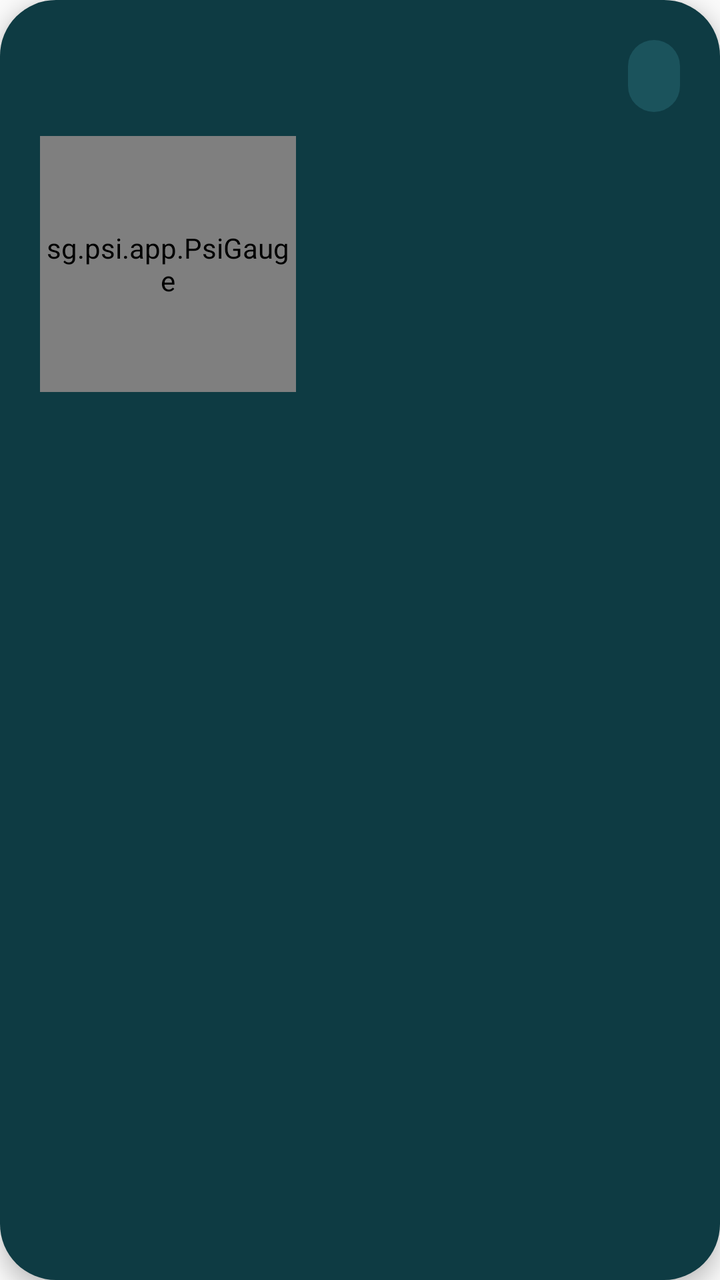
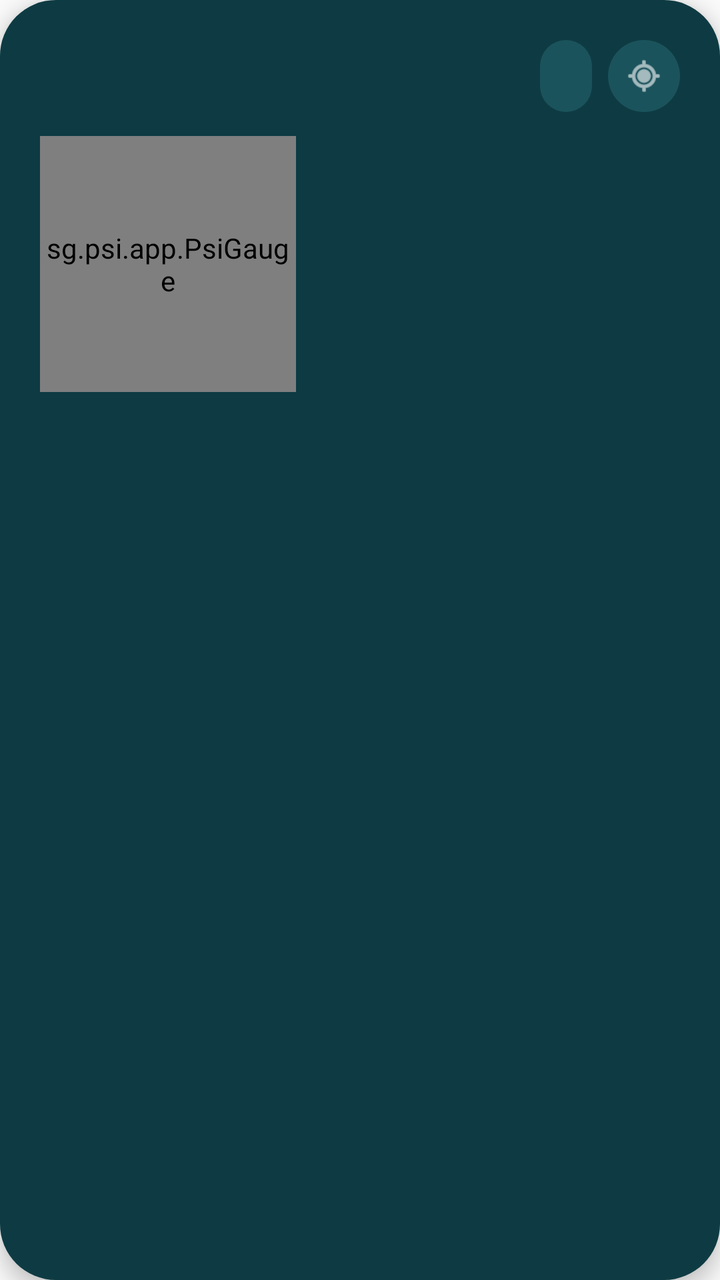

Screens rendered from an Android XML layout before and after an edit, with the pre-edit source and the edit as a unified diff.
<!-- AndroidManifest.xml: application theme android:Theme.Material.Light.NoActionBar -->
<!-- res/layout/psi_card.xml -->
<?xml version="1.0" encoding="utf-8"?>
<LinearLayout xmlns:android="http://schemas.android.com/apk/res/android"
    android:layout_width="match_parent"
    android:layout_height="wrap_content"
    android:layout_marginBottom="16dp"
    android:background="@drawable/card_bg"
    android:elevation="6dp"
    android:orientation="vertical"
    android:padding="20dp">

    <LinearLayout
        android:id="@+id/header"
        android:layout_width="match_parent"
        android:layout_height="wrap_content"
        android:gravity="center_vertical"
        android:orientation="horizontal">

        <TextView
            android:id="@+id/emoji"
            android:layout_width="wrap_content"
            android:layout_height="wrap_content"
            android:textSize="22sp" />

        <TextView
            android:id="@+id/title"
            android:layout_width="0dp"
            android:layout_height="wrap_content"
            android:layout_marginStart="8dp"
            android:layout_weight="1"
            android:fontFamily="sans-serif-medium"
            android:textColor="#FFFFFF"
            android:textSize="19sp" />

        <TextView
            android:id="@+id/region"
            android:layout_width="wrap_content"
            android:layout_height="wrap_content"
            android:background="@drawable/chip_bg"
            android:fontFamily="sans-serif-medium"
            android:minHeight="36dp"
            android:gravity="center"
            android:paddingStart="14dp"
            android:paddingEnd="12dp"
            android:textColor="#FFFFFF"
            android:textSize="14sp" />
    </LinearLayout>

    <LinearLayout
        android:id="@+id/body"
        android:layout_width="match_parent"
        android:layout_height="wrap_content"
        android:layout_marginTop="12dp"
        android:gravity="center_vertical"
        android:orientation="horizontal">

        <sg.psi.app.PsiGauge
            android:id="@+id/gauge"
            android:layout_width="128dp"
            android:layout_height="128dp" />

        <LinearLayout
            android:id="@+id/info"
            android:layout_width="0dp"
            android:layout_height="wrap_content"
            android:layout_marginStart="18dp"
            android:layout_weight="1"
            android:orientation="vertical">

            <TextView
                android:id="@+id/band"
                android:layout_width="wrap_content"
                android:layout_height="wrap_content"
                android:fontFamily="sans-serif-medium"
                android:paddingStart="12dp"
                android:paddingTop="5dp"
                android:paddingEnd="12dp"
                android:paddingBottom="5dp"
                android:textColor="#FFFFFF"
                android:textSize="14sp" />

            <TextView
                android:id="@+id/advice"
                android:layout_width="wrap_content"
                android:layout_height="wrap_content"
                android:layout_marginTop="10dp"
                android:lineSpacingExtra="2dp"
                android:textColor="#B9D6D9"
                android:textSize="15sp" />
        </LinearLayout>
    </LinearLayout>
</LinearLayout>
<!-- resources referenced by this layout -->
<resources>
  <!-- drawable card_bg (drawable) -->
  <?xml version="1.0" encoding="utf-8"?>
  <shape xmlns:android="http://schemas.android.com/apk/res/android" android:shape="rectangle">
      <solid android:color="#0E3B43" />
      <corners android:radius="28dp" />
  </shape>
  <!-- drawable chip_bg (drawable) -->
  <?xml version="1.0" encoding="utf-8"?>
  <shape xmlns:android="http://schemas.android.com/apk/res/android" android:shape="rectangle">
      <solid android:color="#1B535C" />
      <corners android:radius="20dp" />
  </shape>
</resources>

<!-- the commit's change to res/layout/psi_card.xml (unified diff, before → after) -->
@@ -43,6 +43,18 @@
             android:paddingEnd="12dp"
             android:textColor="#FFFFFF"
             android:textSize="14sp" />
+
+        <ImageButton
+            android:id="@+id/gps"
+            android:layout_width="36dp"
+            android:layout_height="36dp"
+            android:layout_marginStart="8dp"
+            android:background="@drawable/chip_bg"
+            android:contentDescription="Set region from my current location"
+            android:padding="8dp"
+            android:scaleType="fitCenter"
+            android:src="@android:drawable/ic_menu_mylocation"
+            android:tint="#FFFFFF" />
     </LinearLayout>
 
     <LinearLayout
